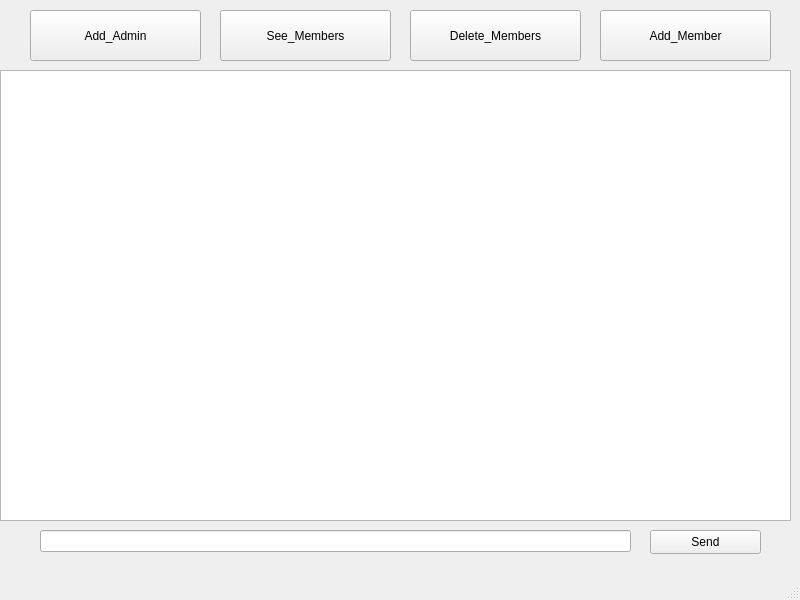
Old version of the form SocialMedia/channel.ui in the repository AP-projects-4001/daru.
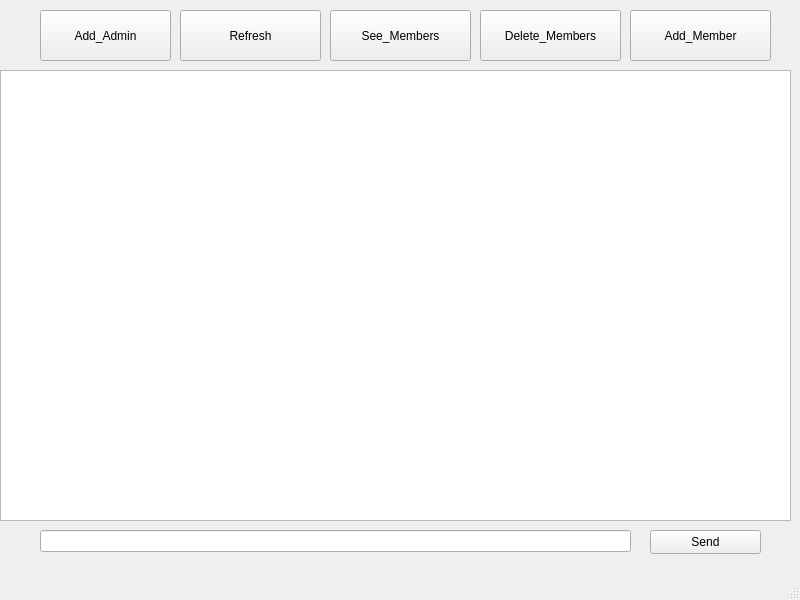
New version of the form.

Commit message: Channel finished

```diff
--- a/SocialMedia/channel.ui
+++ b/SocialMedia/channel.ui
@@ -27,9 +27,9 @@
    <widget class="QPushButton" name="Add_admin_btn">
     <property name="geometry">
      <rect>
-      <x>30</x>
+      <x>40</x>
       <y>10</y>
-      <width>171</width>
+      <width>131</width>
       <height>51</height>
      </rect>
     </property>
@@ -40,9 +40,9 @@
    <widget class="QPushButton" name="Delete_member_btn">
     <property name="geometry">
      <rect>
-      <x>410</x>
+      <x>480</x>
       <y>10</y>
-      <width>171</width>
+      <width>141</width>
       <height>51</height>
      </rect>
     </property>
@@ -53,9 +53,9 @@
    <widget class="QPushButton" name="See_mem_btn">
     <property name="geometry">
      <rect>
-      <x>220</x>
+      <x>330</x>
       <y>10</y>
-      <width>171</width>
+      <width>141</width>
       <height>51</height>
      </rect>
     </property>
@@ -89,9 +89,9 @@
    <widget class="QPushButton" name="Add_Member">
     <property name="geometry">
      <rect>
-      <x>600</x>
+      <x>630</x>
       <y>10</y>
-      <width>171</width>
+      <width>141</width>
       <height>51</height>
      </rect>
     </property>
@@ -99,6 +99,19 @@
      <string>Add_Member</string>
     </property>
    </widget>
+   <widget class="QPushButton" name="Refresh">
+    <property name="geometry">
+     <rect>
+      <x>180</x>
+      <y>10</y>
+      <width>141</width>
+      <height>51</height>
+     </rect>
+    </property>
+    <property name="text">
+     <string>Refresh</string>
+    </property>
+   </widget>
   </widget>
   <widget class="QMenuBar" name="menubar">
    <property name="geometry">
```
The commit also changes 44 other files.
